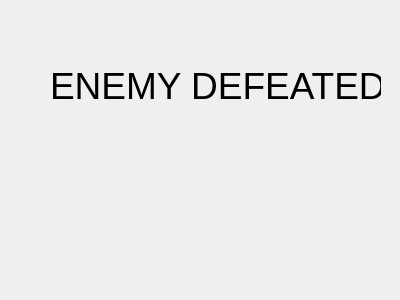
Old version of the form Combat_Screen/win_screen.ui in the repository seigex/CIS17B_48597_ClassProject.
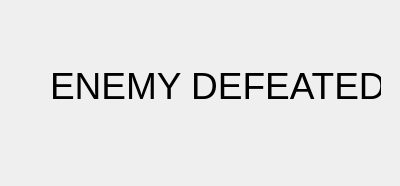
New version of the form.

```diff
--- a/Combat_Screen/win_screen.ui
+++ b/Combat_Screen/win_screen.ui
@@ -7,7 +7,7 @@
     <x>0</x>
     <y>0</y>
     <width>400</width>
-    <height>300</height>
+    <height>186</height>
    </rect>
   </property>
   <property name="windowTitle">
```
